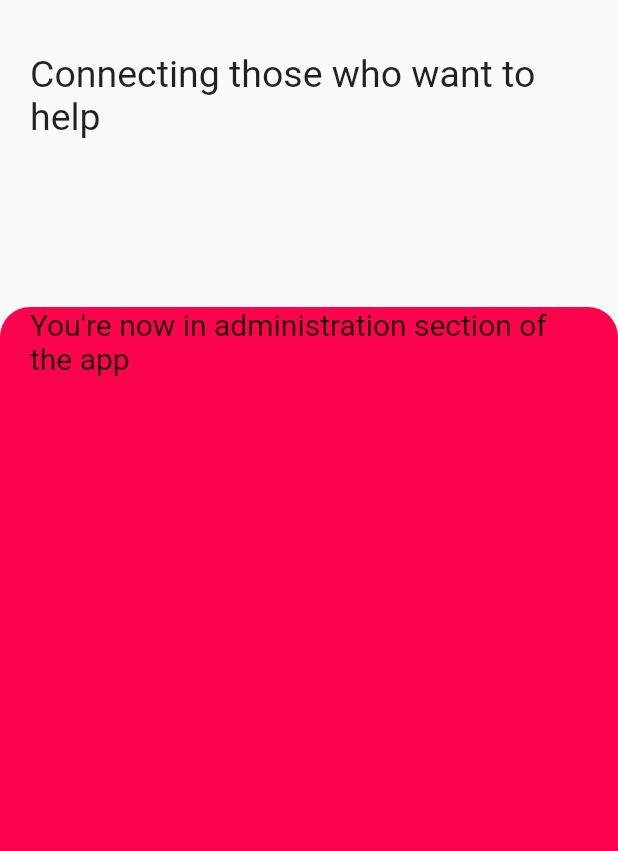
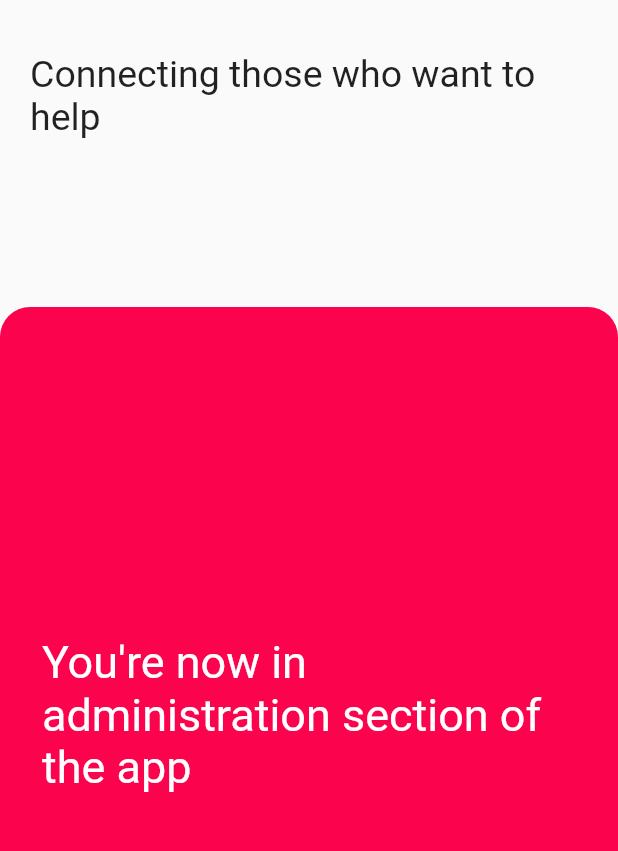
Before and after one commit to navkiran/covid-frontline, a Flutter app: the OfficialWelcomeScreen widget shown alone on an empty page, opened directly, on a phone screen of 412 x 824 dp, the part 113-964 px from its top. Run offline on Flutter 3.47's test engine with Material 2 defaults, Android fonts, the phone set to English and light mode, and no system bars; our stand-ins replace animated_text_kit, cloud_firestore, dropdown_formfield, firebase_auth, google_nav_bar, line_icons; accounts and stored records are empty; Roboto replaces fonts that are missing (Agne, Staatliches).

```diff
--- a/lib/screens/auth/officials_home.dart
+++ b/lib/screens/auth/officials_home.dart
@@ -1,5 +1,6 @@
 import 'package:covid_frontline/screens/can_help_screen.dart';
 import 'package:covid_frontline/screens/need_help_screen.dart';
+import 'package:covid_frontline/screens/officia.dart';
 import 'package:covid_frontline/screens/view_helpers.dart';
 import 'package:covid_frontline/screens/view_needy.dart';
 import 'package:covid_frontline/screens/welcome_screen.dart';
@@ -16,7 +17,7 @@ class OfficialsHome extends StatefulWidget {
 class _OfficialsHomeState extends State<OfficialsHome> {
   int _selectedIndex = 0;
   static List<Widget> _widgetOptions = <Widget>[
-    WelcomeScreen(),
+    OfficialWelcomeScreen(),
     ViewNeedyScreen(),
     ViewHelpersScreen(),
   ];
--- a/lib/screens/auth/sign_up.dart
+++ b/lib/screens/auth/sign_up.dart
@@ -114,7 +114,8 @@ class _SignUpPageState extends State<SignUpPage> {
           "role": _role == null ? 'admin' : 'user',
           "district": _district,
         });
-        Navigator.pushReplacement(
+        Navigator.pop(context);
+        Navigator.push(
             context, MaterialPageRoute(builder: (context) => LoginPage()));
       } catch (e) {
         print(e.message);
--- a/lib/screens/officia.dart
+++ b/lib/screens/officia.dart
@@ -43,8 +43,14 @@ class OfficialWelcomeScreen extends StatelessWidget {
                   topRight: Radius.circular(20.0),
                 ),
               ),
-              child: Text('You\'re now in administration section of the app',
-                  style: TextStyle(fontSize: 20)),
+              child: Center(
+                child: Padding(
+                  padding: const EdgeInsets.all(8.0),
+                  child: Text(
+                      'You\'re now in administration section of the app',
+                      style: TextStyle(fontSize: 30, color: Colors.white)),
+                ),
+              ),
             ),
           ),
         ],
```
